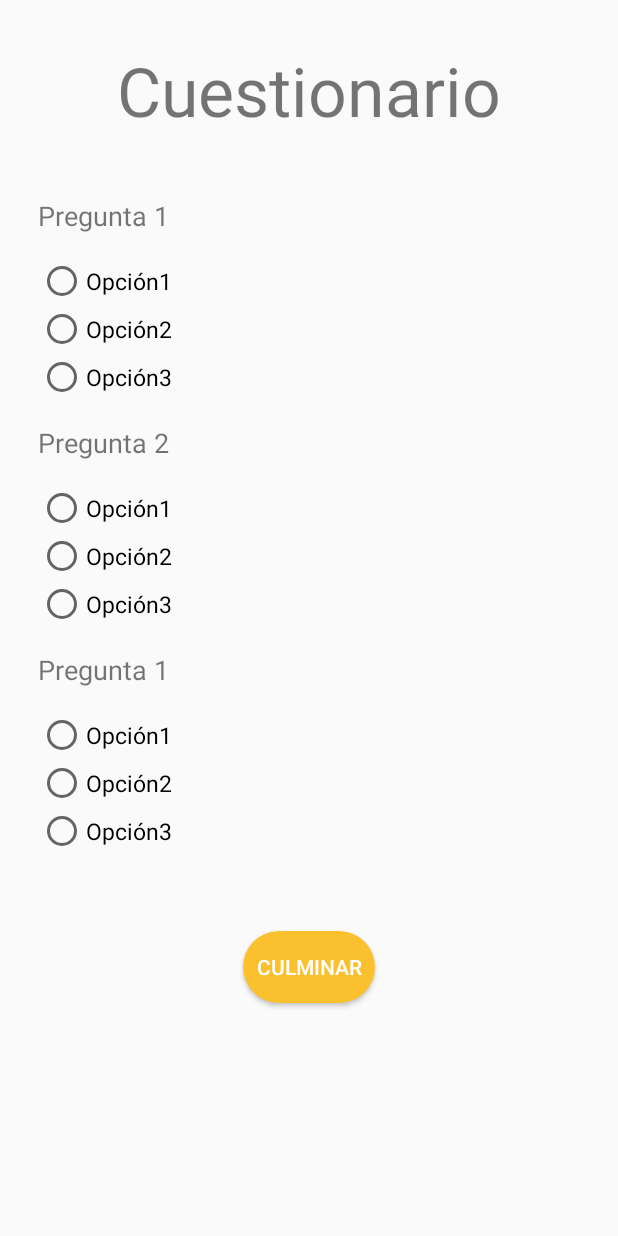
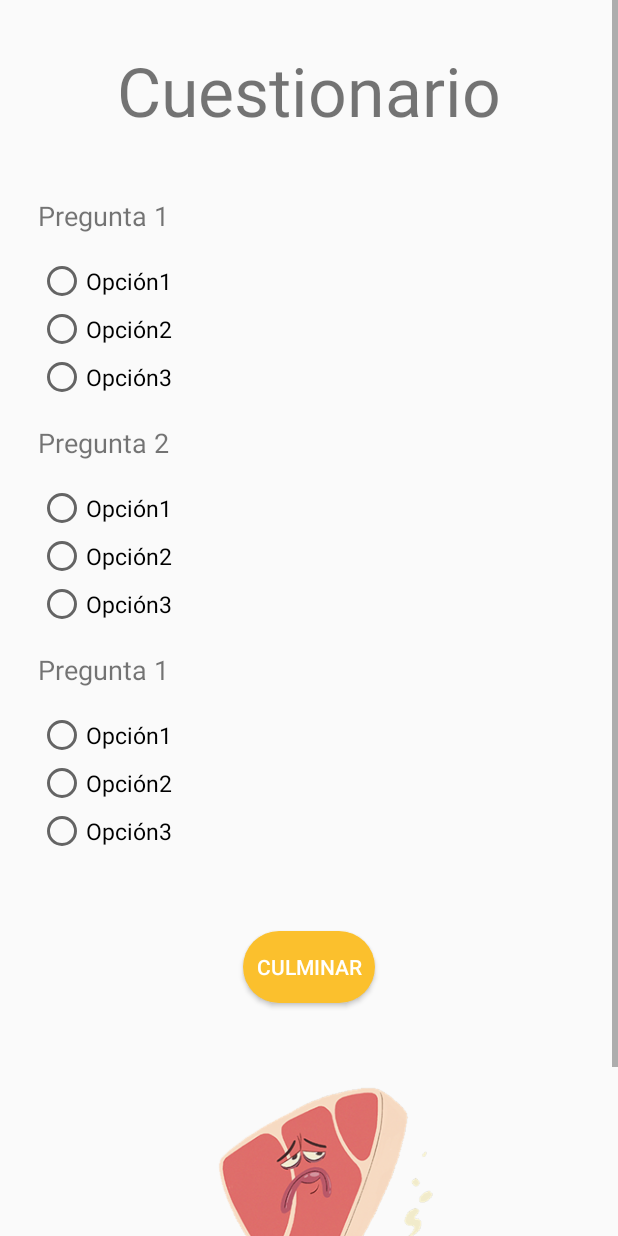
Before and after one commit to stefanny98/NutriPlayApp, an Android app: the layout activity_modulo_cuestionario.xml on its own in the app's theme, with its tools: preview values and no code run, on a phone screen of 412 x 824 dp. Run offline under Robolectric (Android 15) with nearby library versions, the phone set to English and light mode, and no system bars.

Commit message:
Correciones Finales

```diff
--- a/app/src/main/res/layout/activity_avatar.xml
+++ b/app/src/main/res/layout/activity_avatar.xml
@@ -259,7 +259,7 @@
                         android:layout_marginBottom="8dp"
                         android:layout_marginEnd="8dp"
                         android:onClick="goHome"
-                        android:text="Aceptar!"
+                        android:text="Aceptar"
                         app:layout_constraintBottom_toBottomOf="parent"
                         app:layout_constraintEnd_toEndOf="parent" />
                 </android.support.constraint.ConstraintLayout>
--- a/app/src/main/res/layout/activity_modulo_cuestionario.xml
+++ b/app/src/main/res/layout/activity_modulo_cuestionario.xml
@@ -153,6 +153,12 @@
                 android:onClick="moduloTerminado"
                 android:text="CULMINAR"
                 android:layout_gravity="center"/>
+
+            <ImageView
+                android:id="@+id/imageView11"
+                android:layout_width="match_parent"
+                android:layout_height="wrap_content"
+                app:srcCompat="@drawable/av6" />
         </LinearLayout>
     </ScrollView>
 
```
Also changed, not shown: app/src/main/res/layout/activity_juego.xml (+29 -3 lines).
